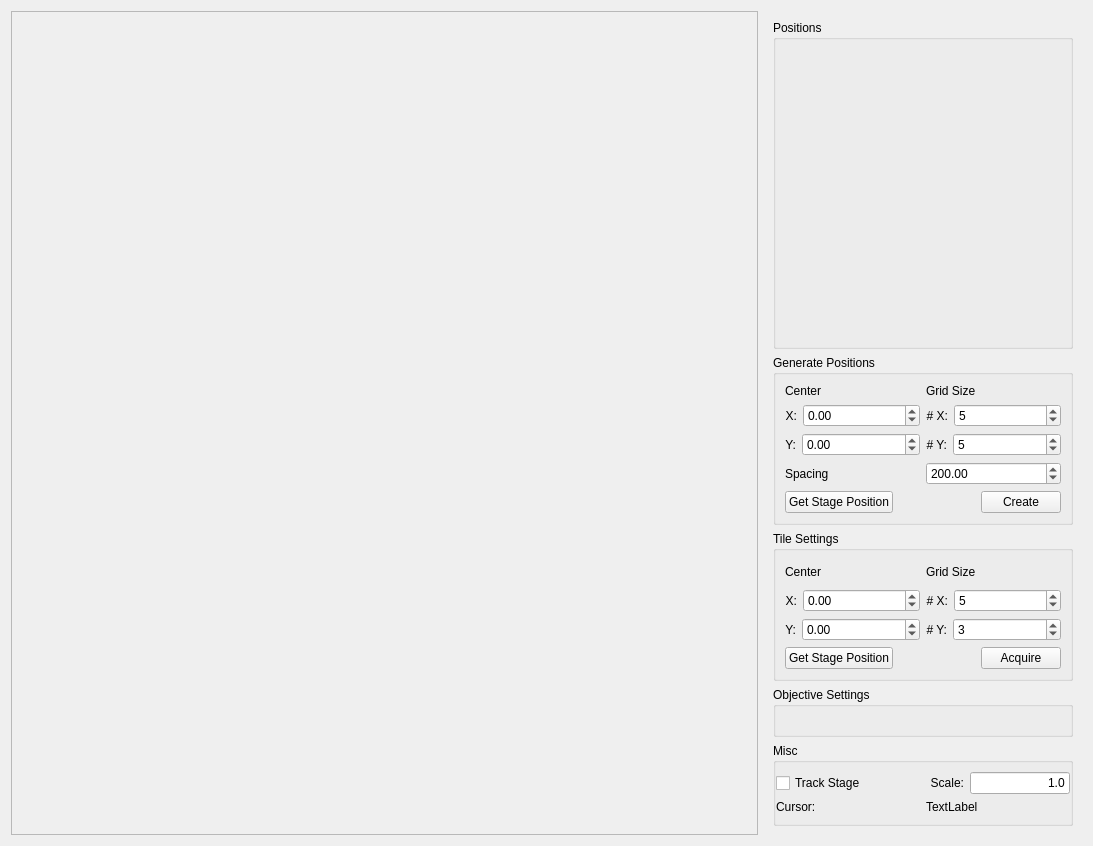
Above: storm_control/steve/qtdesigner/mosaic.ui from mdanderson03/storm-control before the change. Below: the same form after it.
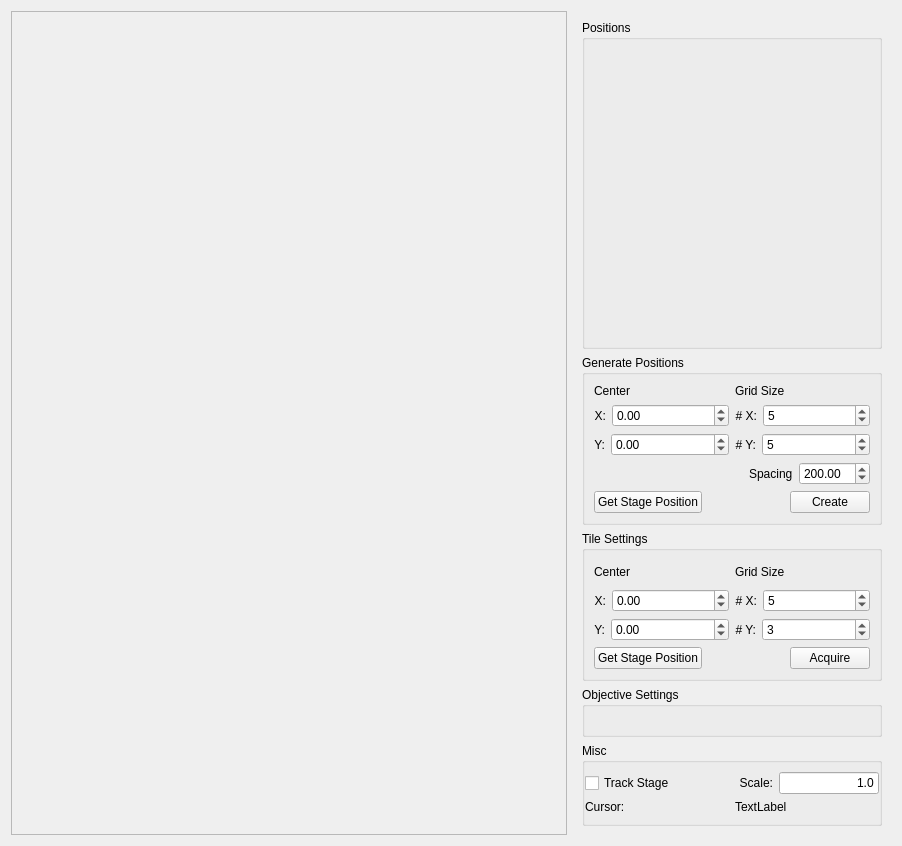
That is the form after the change. Custom widgets are drawn as their Qt base class.

Diff of the .ui file:
```diff
--- a/storm_control/steve/qtdesigner/mosaic.ui
+++ b/storm_control/steve/qtdesigner/mosaic.ui
@@ -6,7 +6,7 @@
    <rect>
     <x>0</x>
     <y>0</y>
-    <width>1093</width>
+    <width>902</width>
     <height>846</height>
    </rect>
   </property>
@@ -254,6 +254,19 @@
          </item>
          <item>
           <layout class="QHBoxLayout" name="horizontalLayout_11">
+           <item>
+            <spacer name="horizontalSpacer">
+             <property name="orientation">
+              <enum>Qt::Horizontal</enum>
+             </property>
+             <property name="sizeHint" stdset="0">
+              <size>
+               <width>40</width>
+               <height>20</height>
+              </size>
+             </property>
+            </spacer>
+           </item>
            <item>
             <widget class="QLabel" name="label">
              <property name="text">
```
Left out of the diff: 14 changed lines with no effect on the pictures.
